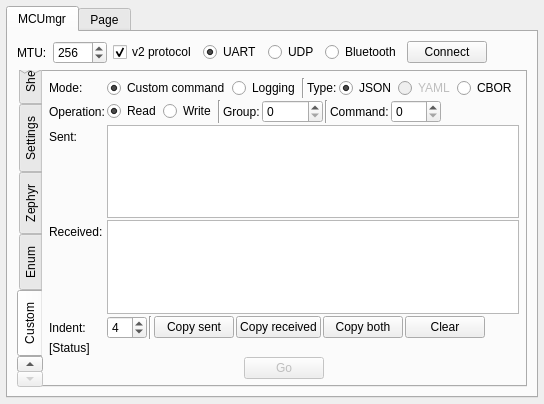
First picture: the form in plugins/mcumgr/form.ui, repository thedjnK/AuTerm, before the edit.
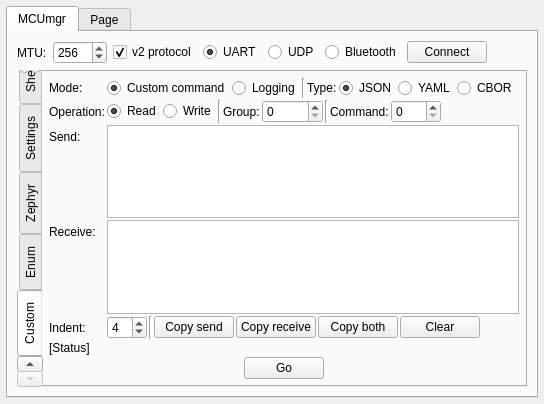
Second picture: the form after the edit. The open tabs and pages were chosen to show the change. Custom widgets are drawn as their Qt base class.

Patch:
```diff
--- a/plugins/mcumgr/form.ui
+++ b/plugins/mcumgr/form.ui
@@ -2456,7 +2456,7 @@
                <item>
                 <widget class="QRadioButton" name="radio_custom_yaml">
                  <property name="enabled">
-                  <bool>false</bool>
+                  <bool>true</bool>
                  </property>
                  <property name="text">
                   <string>YAML</string>
@@ -2601,7 +2601,7 @@
              <item row="2" column="0">
               <widget class="QLabel" name="label_35">
                <property name="text">
-                <string>Sent:</string>
+                <string>Send:</string>
                </property>
               </widget>
              </item>
@@ -2618,7 +2618,7 @@
              <item row="3" column="0">
               <widget class="QLabel" name="label_36">
                <property name="text">
-                <string>Received:</string>
+                <string>Receive:</string>
                </property>
               </widget>
              </item>
@@ -2673,14 +2673,14 @@
                <item>
                 <widget class="QPushButton" name="btn_custom_copy_send">
                  <property name="text">
-                  <string>Copy sent</string>
+                  <string>Copy send</string>
                  </property>
                 </widget>
                </item>
                <item>
                 <widget class="QPushButton" name="btn_custom_copy_output">
                  <property name="text">
-                  <string>Copy received</string>
+                  <string>Copy receive</string>
                  </property>
                 </widget>
                </item>
@@ -2743,7 +2743,7 @@
              <item>
               <widget class="QPushButton" name="btn_custom_go">
                <property name="enabled">
-                <bool>false</bool>
+                <bool>true</bool>
                </property>
                <property name="text">
                 <string>Go</string>
```
Left out of the diff: 6 changed lines with no effect on the pictures.
